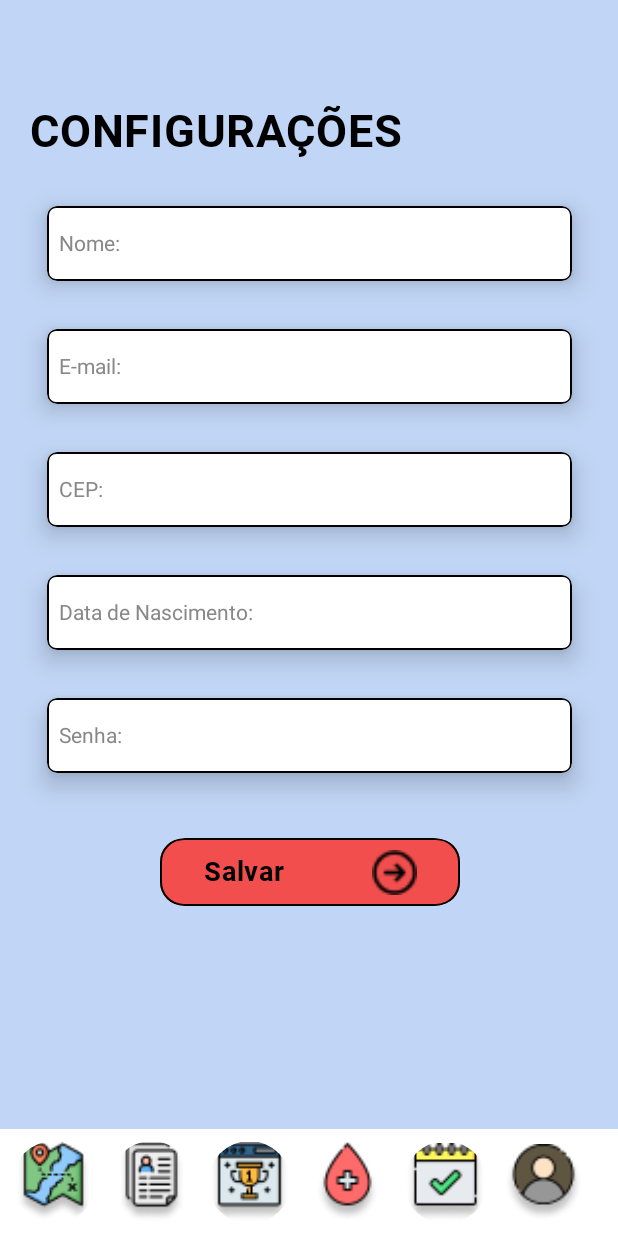
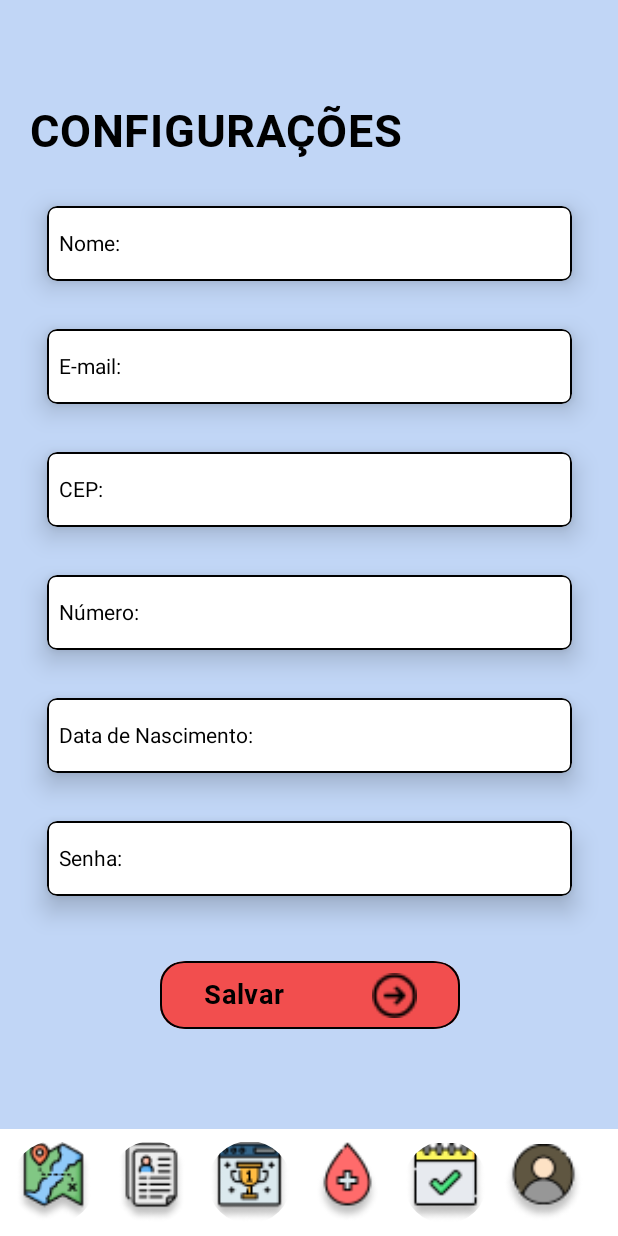
Before and after one commit to MEDVITAE/Mobile, an Android app built with Jetpack Compose: the Configuracao screen opened through its navigation route, on a phone screen of 412 x 824 dp. Run offline under Robolectric (Android 15) with nearby library versions, the phone set to English and light mode, and no system bars.

Commit message:
Atualização config

```diff
--- a/app/src/main/java/com/example/vitaeapp/ConfiguracaoActivity.kt
+++ b/app/src/main/java/com/example/vitaeapp/ConfiguracaoActivity.kt
@@ -60,7 +60,8 @@ fun TelaDeConfiguracao(navController: NavHostController) {
         AtributoUsuarioConfig("CONFIGURAÇÕES", 70, 15)
         CampoDeEntrada(label = "Nome:", valor = nome.value) { nome.value = it }
         CampoDeEntrada(label = "E-mail:", valor = email.value) { email.value = it }
-        CampoDeEntrada(label = "CEP:", valor = cep.value) { cep.value = it }
+        CampoDeEntrada(label = "CEP:",valor = numero.value) { numero.value = it }
+        CampoDeEntrada(label = "Número:",valor = cep.value) { cep.value = it }
         CampoDeEntrada(label = "Data de Nascimento:", valor = dataNasc.value) {
             dataNasc.value = it
         }
@@ -122,7 +123,7 @@ fun CampoDeEntrada(label: String, valor: String, onValueChange: (String) -> Unit
                         } else {
                             Text(
                                 text = label,
-                                style = TextStyle(color = Color.Gray),
+                                style = TextStyle(color = Color.Black),
                                 modifier = Modifier.padding(start = 8.dp)
                             )
                         }
```
